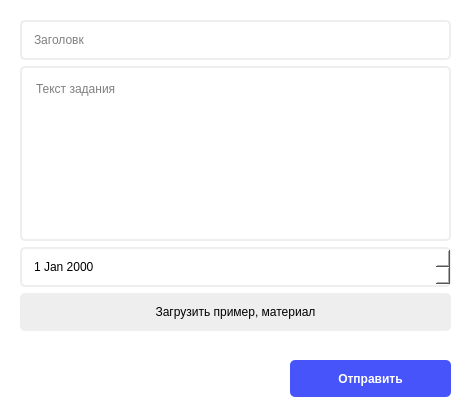
This is ui/manage_tasks.ui in OCCCAS/Yandex as Qt 5 draws it before an edit. The edited form follows.
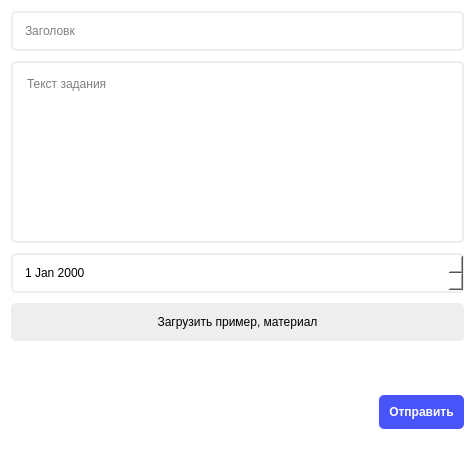
This is the edited form.

Commit message: ui: used layouts

Diff of the .ui file:
```diff
--- a/ui/manage_tasks.ui
+++ b/ui/manage_tasks.ui
@@ -7,7 +7,7 @@
     <x>0</x>
     <y>0</y>
     <width>475</width>
-    <height>420</height>
+    <height>471</height>
    </rect>
   </property>
   <property name="sizePolicy">
@@ -26,17 +26,14 @@
    <number>-1</number>
   </property>
   <property name="styleSheet">
-   <string notr="true">background-color: white;</string>
+   <string notr="true">background-color: white;
+padding: 10px;</string>
   </property>
-  <widget class="QWidget" name="verticalLayoutWidget">
-   <property name="geometry">
-    <rect>
-     <x>20</x>
-     <y>20</y>
-     <width>431</width>
-     <height>331</height>
-    </rect>
+  <layout class="QVBoxLayout" name="verticalLayout_2">
+   <property name="spacing">
+    <number>10</number>
    </property>
+   <item>
    <layout class="QVBoxLayout" name="verticalLayout">
     <item>
      <widget class="QLineEdit" name="edit_title">
@@ -103,16 +100,24 @@
      </widget>
     </item>
    </layout>
-  </widget>
+   </item>
+   <item>
+    <layout class="QHBoxLayout" name="horizontalLayout">
+     <item>
+      <spacer name="horizontalSpacer">
+       <property name="orientation">
+        <enum>Qt::Horizontal</enum>
+       </property>
+       <property name="sizeHint" stdset="0">
+        <size>
+         <width>40</width>
+         <height>20</height>
+        </size>
+       </property>
+      </spacer>
+     </item>
+     <item>
   <widget class="QPushButton" name="btn_send">
-   <property name="geometry">
-    <rect>
-     <x>290</x>
-     <y>360</y>
-     <width>161</width>
-     <height>37</height>
-    </rect>
-   </property>
    <property name="font">
     <font>
      <weight>75</weight>
@@ -131,6 +136,23 @@
     <string>Отправить</string>
    </property>
   </widget>
+     </item>
+    </layout>
+   </item>
+   <item>
+    <spacer name="verticalSpacer">
+     <property name="orientation">
+      <enum>Qt::Vertical</enum>
+     </property>
+     <property name="sizeHint" stdset="0">
+      <size>
+       <width>20</width>
+       <height>40</height>
+      </size>
+     </property>
+    </spacer>
+   </item>
+  </layout>
  </widget>
  <resources/>
  <connections/>
```
Lines whose indentation alone changed are shown as unchanged. The commit also changes 9 other files.
